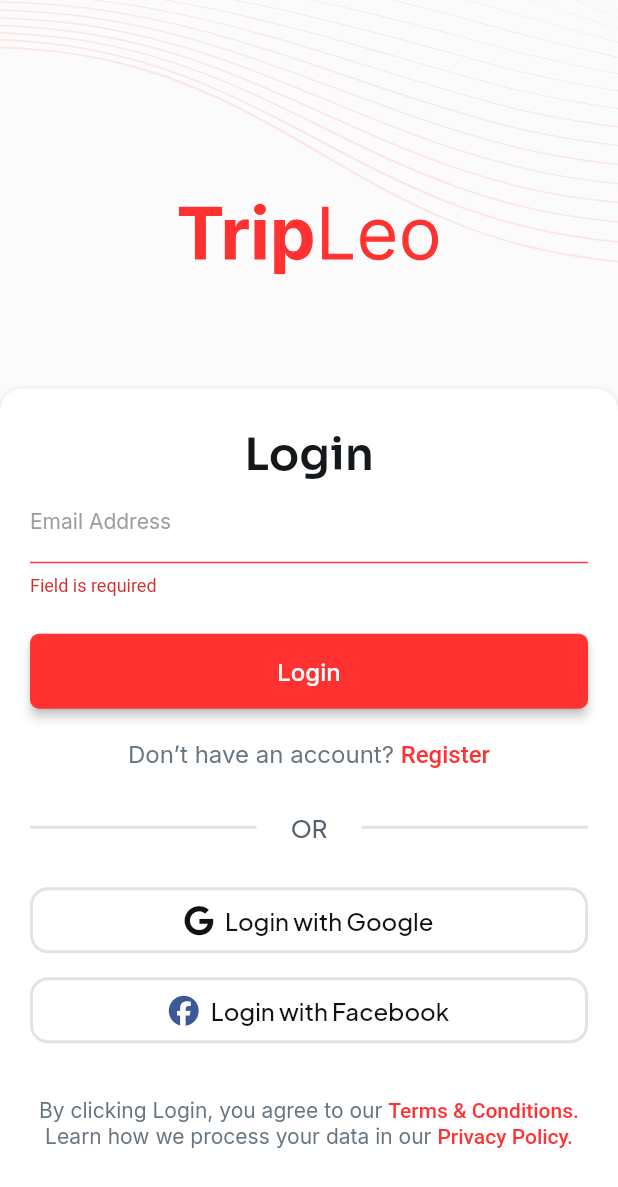
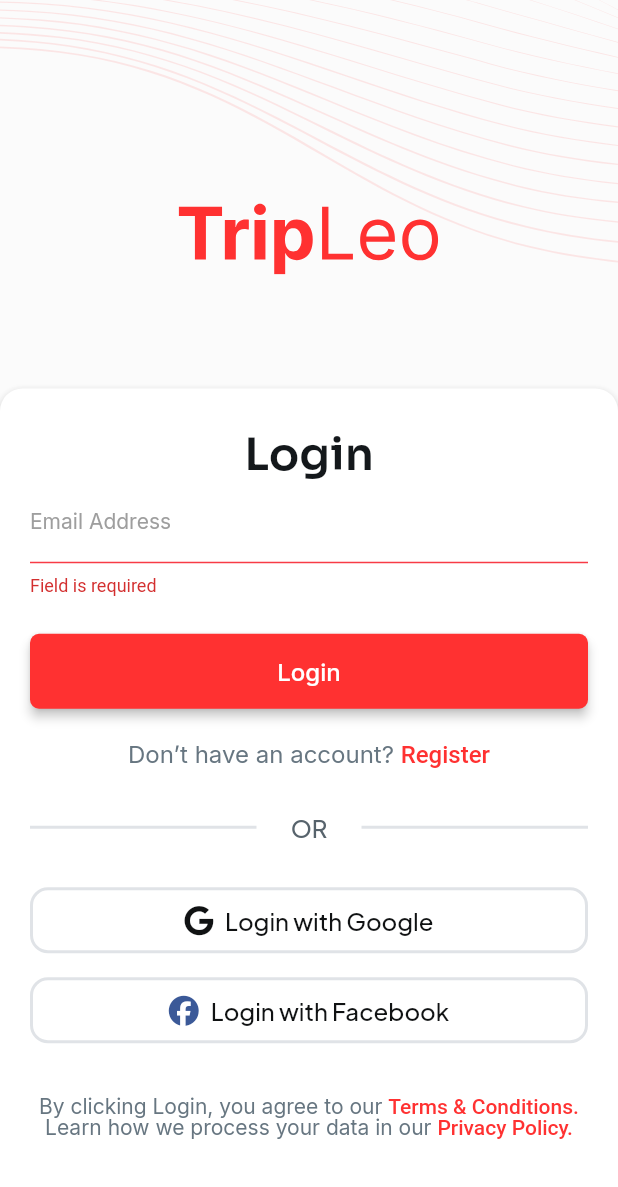
Before and after one commit to mohitpanchal1999/trip_leo_flutterflow, a Flutter app: the screen it shows after launch, on a phone screen of 412 x 824 dp. Shown: the top 1187 px of the screen. Run offline on Flutter 3.47's test engine with Material 3 defaults, Android fonts, the phone set to English and light mode, and no system bars; drawn by our look-alikes of auto_size_text, flutter_animate; our stand-ins replace cached_network_image, calendar_date_picker2, dropdown_button2, file_picker, flutter_svg, font_awesome_flutter and 14 more; missing offline and left inert: flutter_google_places, google_api_headers, google_maps_webservice, json_path, mime_type, pointer_interceptor and 3 more; accounts and stored records are empty.

Commit message:
Updating to latest FlutterFlow output.

```diff
--- a/lib/pages/auth_screen/login_page/login_page_widget.dart
+++ b/lib/pages/auth_screen/login_page/login_page_widget.dart
@@ -526,6 +526,7 @@
                                         color: FlutterFlowTheme.of(context)
                                             .primary,
                                         letterSpacing: 0.0,
+                                        lineHeight: 1.0,
                                       ),
                                 ),
                                 textAlign: TextAlign.center,
--- a/lib/pages/bottom_menu_view/notification_screen/notification_screen_widget.dart
+++ b/lib/pages/bottom_menu_view/notification_screen/notification_screen_widget.dart
@@ -83,8 +83,8 @@
                       height: double.infinity,
                       decoration: const BoxDecoration(),
                       child: Padding(
-                        padding:
-                            const EdgeInsetsDirectional.fromSTEB(0.0, 20.0, 0.0, 0.0),
+                        padding: const EdgeInsetsDirectional.fromSTEB(
+                            0.0, 20.0, 0.0, 10.0),
                         child: ListView(
                           padding: EdgeInsets.zero,
                           shrinkWrap: true,
```
